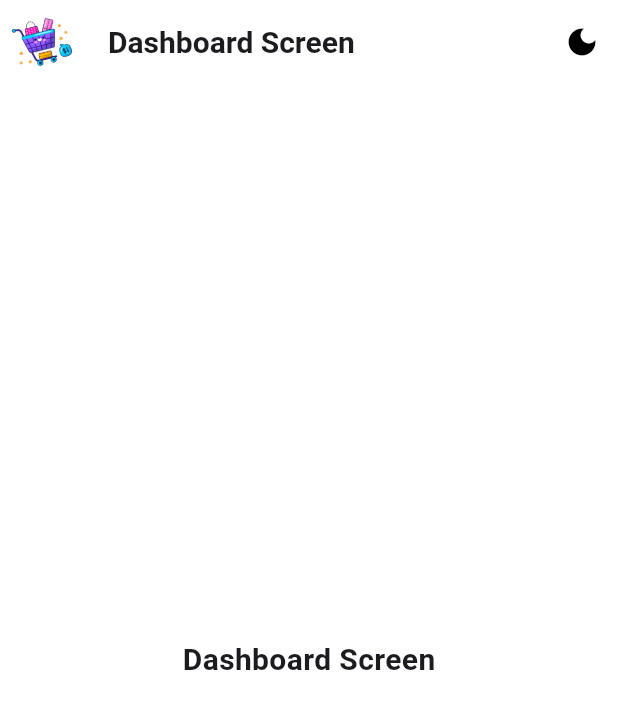
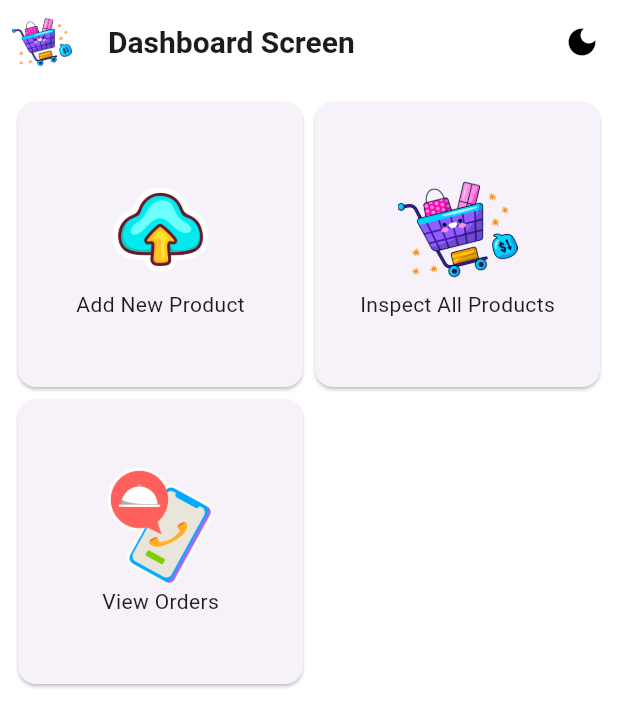
Before and after one commit to A7mednage71/Smart-Shop-Admin, a Flutter app: the screen it shows after launch, on a phone screen of 412 x 824 dp. Shown: the top 727 px of the screen. Run offline on Flutter 3.47's test engine with Material 3 defaults, Android fonts, the phone set to English and light mode, and no system bars; our stand-ins replace fancy_shimmer_image, shared_preferences, shimmer; missing offline and left inert: dynamic_height_grid_view.

Commit message:
finish dashboard screen

```diff
--- a/lib/features/dashboardscreen/dashboard_screen.dart
+++ /dev/null
@@ -1,43 +0,0 @@
-import 'package:flutter/material.dart';
-import 'package:provider/provider.dart';
-import 'package:shopsmart_admin_ar/core/services/app_assets.dart';
-import 'package:shopsmart_admin_ar/core/utils/themedata/manager/themeData_provider.dart';
-import 'package:shopsmart_admin_ar/core/widgets/title_text.dart';
-
-class DashboardScreen extends StatefulWidget {
-  static const routeName = '/DashboardScreen';
-  const DashboardScreen({super.key});
-
-  @override
-  State<DashboardScreen> createState() => DashboardScreenState();
-}
-
-class DashboardScreenState extends State<DashboardScreen> {
-  @override
-  Widget build(BuildContext context) {
-    final themeProvider = Provider.of<ThemeDataProvider>(context);
-    final size = MediaQuery.of(context).size;
-    return Scaffold(
-      appBar: AppBar(
-        title: const TitlesTextWidget(label: "Dashboard Screen"),
-        leading: Padding(
-          padding: const EdgeInsets.all(8.0),
-          child: Image.asset(Appassets.shoppingCart),
-        ),
-        actions: [
-          IconButton(
-            onPressed: () {
-              themeProvider.settheme(themevalue: !themeProvider.isDarkTheme());
-            },
-            icon: Icon(themeProvider.isDarkTheme()
-                ? Icons.light_mode
-                : Icons.dark_mode),
-          ),
-        ],
-      ),
-      body: const Center(
-        child: TitlesTextWidget(label: "Dashboard Screen"),
-      ),
-    );
-  }
-}
--- a/lib/main.dart
+++ b/lib/main.dart
@@ -3,7 +3,7 @@
 import 'package:shopsmart_admin_ar/core/manager/product_provider.dart';
 import 'package:shopsmart_admin_ar/core/utils/themedata/ThemData.dart';
 import 'package:shopsmart_admin_ar/core/utils/themedata/manager/themeData_provider.dart';
-import 'package:shopsmart_admin_ar/features/dashboardscreen/dashboard_screen.dart';
+import 'package:shopsmart_admin_ar/features/dashboardscreen/presentation/views/dashboard_screen.dart';
 import 'features/ordersscreen/orders_screen.dart';
 import 'features/searchscreen/search_screen.dart';
 
```
